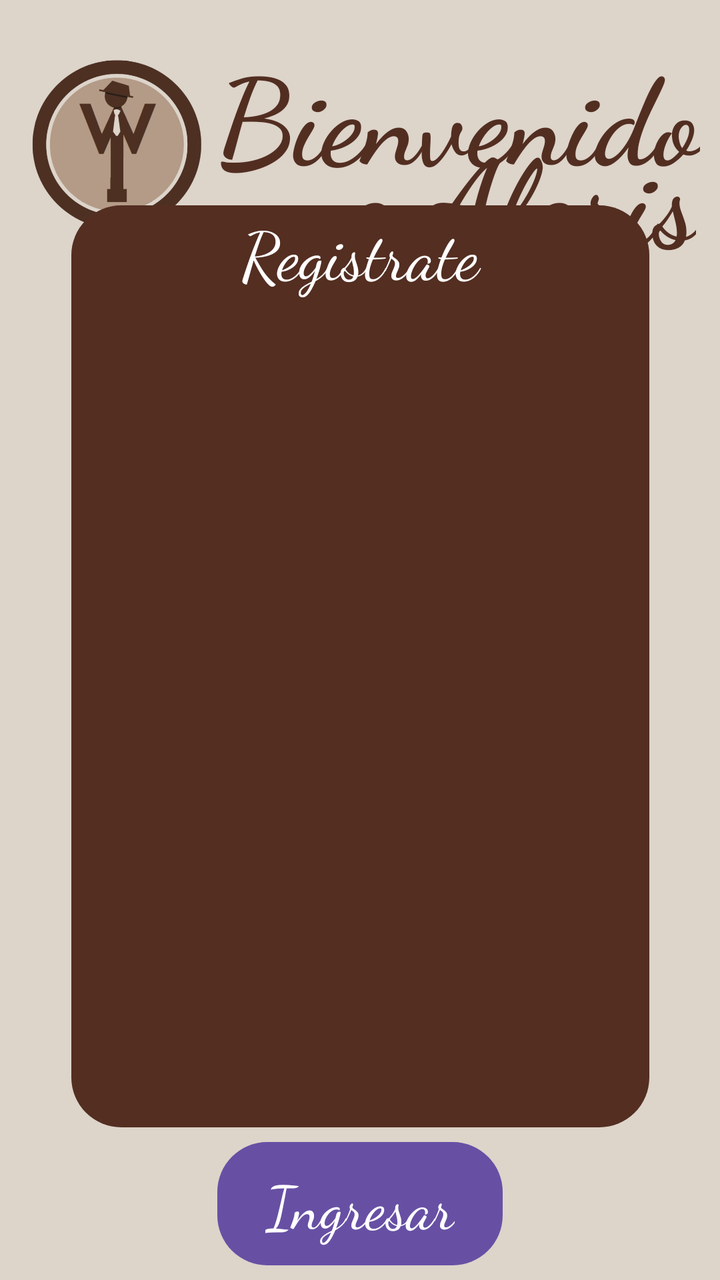
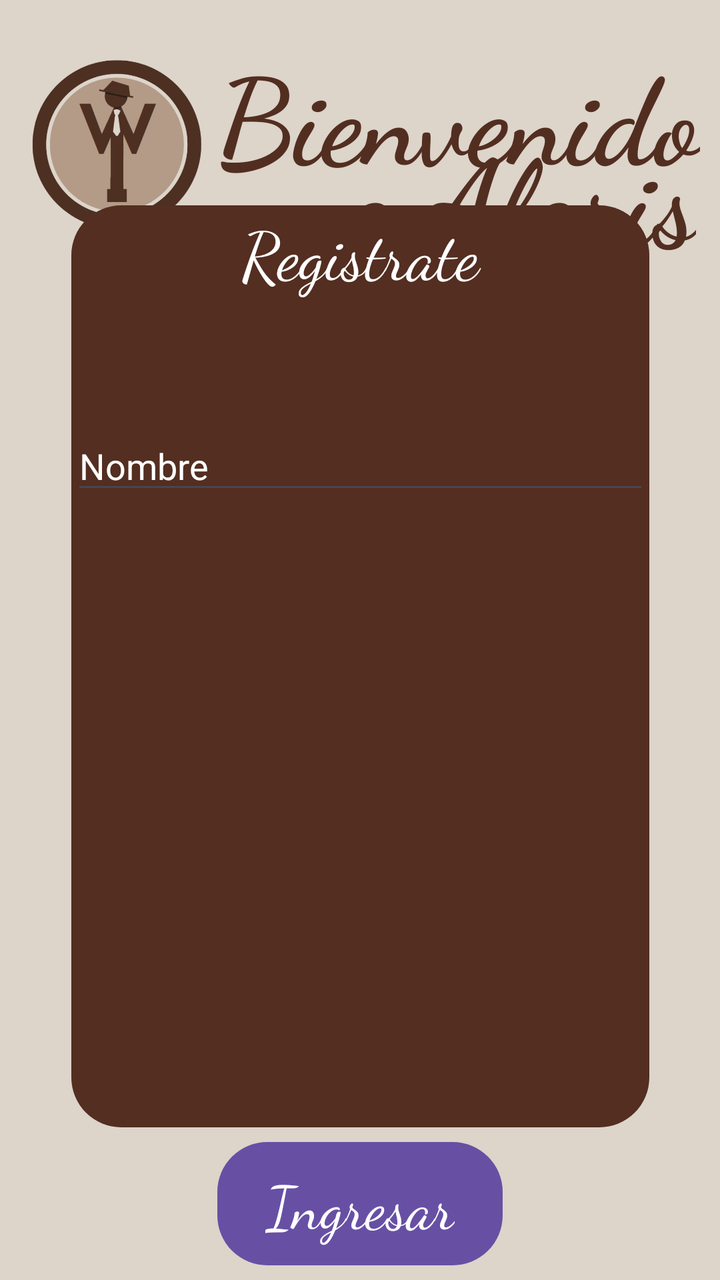

Screens rendered from an Android XML layout before and after an edit, with the pre-edit source and the edit as a unified diff.
<!-- AndroidManifest.xml: application theme Theme.Alaris -->
<!-- res/layout/activity_main.xml -->
<?xml version="1.0" encoding="utf-8"?>
<androidx.constraintlayout.widget.ConstraintLayout xmlns:android="http://schemas.android.com/apk/res/android"
    xmlns:app="http://schemas.android.com/apk/res-auto"
    xmlns:tools="http://schemas.android.com/tools"
    android:id="@+id/main"
    android:layout_width="match_parent"
    android:layout_height="match_parent"
    android:background="@color/back"
    tools:context=".MainActivity">

    <TextView
        android:id="@+id/textView1"
        android:layout_width="280dp"
        android:layout_height="78dp"
        android:fontFamily="cursive"
        android:text="Bienvenido"
        android:textAlignment="textEnd"
        android:textColor="#522E21"
        android:textSize="60sp"

        android:textStyle="bold"
        app:layout_constraintBottom_toBottomOf="parent"
        app:layout_constraintEnd_toEndOf="parent"
        app:layout_constraintHorizontal_bias="0.875"
        app:layout_constraintStart_toStartOf="parent"

        app:layout_constraintTop_toTopOf="parent"
        app:layout_constraintVertical_bias="0.027" />

    <TextView
        android:id="@+id/textView2"
        android:layout_width="188dp"
        android:layout_height="70dp"
        android:fontFamily="cursive"
        android:text="a Alaris"
        android:textAlignment="textEnd"
        android:textColor="#522E21"

        android:textSize="60sp"

        android:textStyle="bold"
        app:layout_constraintBottom_toBottomOf="parent"
        app:layout_constraintEnd_toEndOf="parent"
        app:layout_constraintHorizontal_bias="0.93"

        app:layout_constraintStart_toStartOf="parent"
        app:layout_constraintTop_toTopOf="parent"
        app:layout_constraintVertical_bias="0.098" />

    <ImageView
        android:id="@+id/imageView"
        android:layout_width="90dp"
        android:layout_height="87dp"
        app:layout_constraintBottom_toBottomOf="parent"
        app:layout_constraintEnd_toEndOf="parent"
        app:layout_constraintHorizontal_bias="0.049"
        app:layout_constraintStart_toStartOf="parent"
        app:layout_constraintTop_toTopOf="parent"
        app:layout_constraintVertical_bias="0.052"
        app:srcCompat="@drawable/captura_de_pantalla_2026_05_08_142658_removebg_preview" />

    <LinearLayout
        android:id="@+id/linearLayout"
        android:layout_width="289dp"
        android:layout_height="461dp"
        android:background="@drawable/back_ground2"

        android:orientation="vertical"
        app:layout_constraintBottom_toBottomOf="parent"
        app:layout_constraintEnd_toEndOf="parent"
        app:layout_constraintStart_toStartOf="parent"
        app:layout_constraintTop_toTopOf="parent"
        app:layout_constraintVertical_bias="0.574" >

        <TextView
            android:id="@+id/textView2"
            android:layout_width="match_parent"
            android:layout_height="wrap_content"
            android:fontFamily="cursive"
            android:textAlignment="center"
            android:textColor="@color/white"
            android:textSize="100px"
            android:text="Registrate" />

    </LinearLayout>

    <Button
        android:id="@+id/button"
        android:layout_width="wrap_content"
        android:layout_height="wrap_content"
        android:background="@drawable/back_ground2"
        android:backgroundTint="#522E21"
        android:fontFamily="cursive"
        android:foregroundTint="#522E21"
        android:text="Ingresar"
        android:textColor="#FFFFFF"
        android:textColorHighlight="#532E21"
        android:textColorHint="#532E21"
        android:textColorLink="#532E21"
        android:textSize="30sp"
        app:layout_constraintBottom_toBottomOf="parent"
        app:layout_constraintEnd_toEndOf="parent"
        app:layout_constraintStart_toStartOf="parent"
        app:layout_constraintTop_toBottomOf="@+id/linearLayout"
        app:strokeColor="#522E21" />

</androidx.constraintlayout.widget.ConstraintLayout>
<!-- resources referenced by this layout -->
<resources>
  <color name="back">#DDD4CA</color>
  <color name="white">#FFFFFFFF</color>
  <!-- drawable back_ground2 (drawable) -->
  <?xml version="1.0" encoding="utf-8"?>
  <shape xmlns:android="http://schemas.android.com/apk/res/android">
  
      <solid android:color="@color/back2"/>
  
      <corners android:radius="25dp"/>
  
  </shape>
  <!-- drawable captura_de_pantalla_2026_05_08_142658_removebg_preview: png bitmap (drawable, 141392 bytes) -->
  <style name="Theme.Alaris" parent="Base.Theme.Alaris" />
  <color name="back2">#532E21</color>
  <style name="Base.Theme.Alaris" parent="Theme.Material3.DayNight.NoActionBar">
          
          
      </style>
</resources>

<!-- the commit's change to res/layout/activity_main.xml (unified diff, before → after) -->
@@ -70,17 +70,26 @@
         app:layout_constraintEnd_toEndOf="parent"
         app:layout_constraintStart_toStartOf="parent"
         app:layout_constraintTop_toTopOf="parent"
-        app:layout_constraintVertical_bias="0.574" >
+        app:layout_constraintVertical_bias="0.574">
 
         <TextView
-            android:id="@+id/textView2"
+            android:id="@+id/textView3"
+            android:layout_width="match_parent"
+            android:layout_height="108dp"
+            android:fontFamily="cursive"
+            android:text="Registrate"
+            android:textAlignment="center"
+            android:textColor="@color/white"
+            android:textSize="100px" />
+
+        <EditText
+            android:id="@+id/editTextText"
             android:layout_width="match_parent"
             android:layout_height="wrap_content"
-            android:fontFamily="cursive"
-            android:textAlignment="center"
-            android:textColor="@color/white"
-            android:textSize="100px"
-            android:text="Registrate" />
+            android:ems="10"
+            android:inputType="text"
+            android:text="Nombre"
+            android:textColor="@color/white"/>
 
     </LinearLayout>
 
